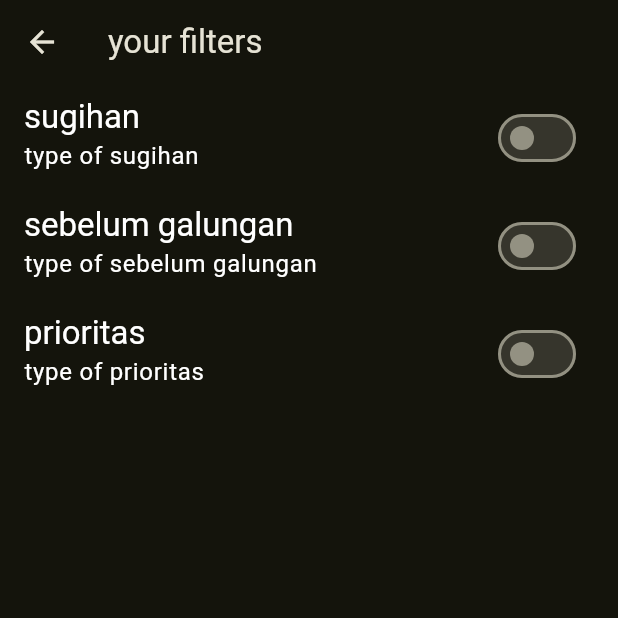
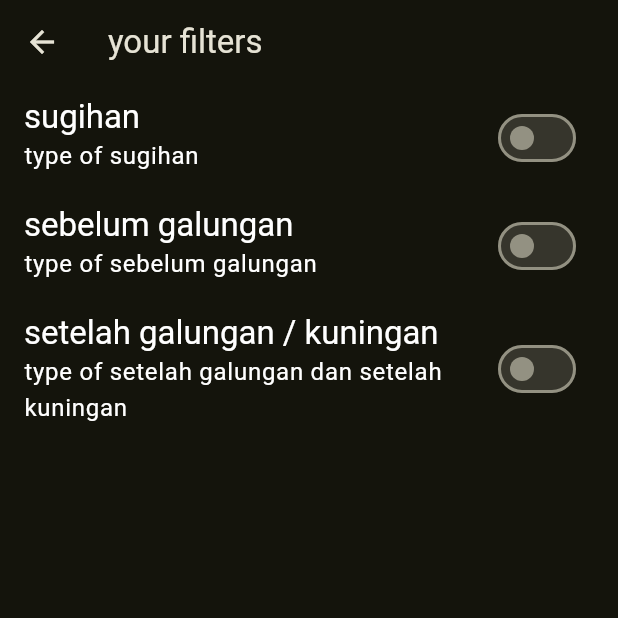
Before and after one commit to AntaWx/banten_category, a Flutter app: the FilterScreen screen opened directly with empty values, on a phone screen of 412 x 824 dp, the top half of it. Run offline on Flutter 3.47's test engine with Material 2 defaults, Android fonts, the phone set to English and light mode, and no system bars; our stand-ins replace get, google_fonts, transparent_image; Roboto replaces fonts that are missing (Acme); statements that could not run were skipped.

Commit message:
finish & styling✨
styling apps and finish module 8

```diff
--- a/lib/models/banten_models.dart
+++ b/lib/models/banten_models.dart
@@ -9,7 +9,9 @@ class BantenModels {
       required this.ingredients,
       required this.executionTime,
       required this.dificulty,
+      required this.sebelumGalungan,
       required this.affordability,
+      this.setelahGalungan = false,
       required this.description});
 
   final String id;
@@ -17,6 +19,8 @@ class BantenModels {
   final String name;
   final String imageUrl;
   final bool sugihan;
+  final bool sebelumGalungan;
+  final bool setelahGalungan;
   final List<String> listBanten;
   final List<String> ingredients;
   final String executionTime;
--- a/lib/records.dart/record.dart
+++ b/lib/records.dart/record.dart
@@ -8,7 +8,7 @@ class BantenSebelumRecord {
   String toString() => name;
 }
 
-enum BantenSebelum { sugihan, pengerebuan, penyajan, penampan }
+enum BantenSebelum { sugihan, pengerebuan, penyajan, penampan, manis }
 
 extension BantenSebelumExtension on BantenSebelum {
   BantenSebelumRecord toRecord() {
@@ -18,9 +18,12 @@ extension BantenSebelumExtension on BantenSebelum {
       case BantenSebelum.pengerebuan:
         return const BantenSebelumRecord("pengerebuan", "Sebelum Galungan");
       case BantenSebelum.penyajan:
-        return const BantenSebelumRecord("penyajan", "Sesudah Galungan");
+        return const BantenSebelumRecord("penyajan", "sebelum Galungan");
       case BantenSebelum.penampan:
-        return const BantenSebelumRecord("penampan", "Sesudah Galungan");
+        return const BantenSebelumRecord("penampan", "sebelum Galungan");
+      case BantenSebelum.manis:
+        return const BantenSebelumRecord(
+            'manis galungan kuningan', 'setelah galungan');
     }
   }
 }
@@ -66,7 +69,7 @@ extension ExecutionTimeExtention on Execution {
       case Execution.sebelum:
         return const ExecutionTime('sebelum galungan');
       case Execution.sesudah:
-        return const ExecutionTime('sesudah galungan');
+        return const ExecutionTime('setelah galungan');
       case Execution.saat:
         return const ExecutionTime('saat galungan');
     }
--- a/lib/screens/filters_screen.dart
+++ b/lib/screens/filters_screen.dart
@@ -3,7 +3,7 @@
 import 'package:banten_apps/widgets/switch_widget.dart';
 import 'package:flutter/material.dart';
 
-enum Filter { sugihan, sebelumGalungan, prioritas }
+enum Filter { sugihan, sebelumGalungan, setelahGalungan }
 
 class FilterScreen extends StatefulWidget {
   const FilterScreen({super.key, required this.currentFilter});
@@ -24,7 +24,7 @@ class _FilterScreenState extends State<FilterScreen> {
     super.initState();
     _sugihan = widget.currentFilter[Filter.sugihan]!;
     _sebelumGalungan = widget.currentFilter[Filter.sebelumGalungan]!;
-    _prioritas = widget.currentFilter[Filter.prioritas]!;
+    _prioritas = widget.currentFilter[Filter.setelahGalungan]!;
   }
 
   @override
@@ -40,7 +40,7 @@ class _FilterScreenState extends State<FilterScreen> {
             {
               Filter.sugihan: _sugihan,
               Filter.sebelumGalungan: _sebelumGalungan,
-              Filter.prioritas: _prioritas,
+              Filter.setelahGalungan: _prioritas,
             },
           );
           return false;
@@ -72,8 +72,8 @@ class _FilterScreenState extends State<FilterScreen> {
               },
             ),
             SwitchWidget(
-              title: 'prioritas',
-              subtitle: 'type of prioritas',
+              title: 'setelah galungan / kuningan',
+              subtitle: 'type of setelah galungan dan setelah kuningan',
               value: _prioritas,
               onChanged: (value) {
                 setState(
```
Also changed, not shown: lib/data/dummy_category.dart (+38 -31 lines), lib/screens/tabs_screen.dart (+8 -1 lines), lib/widgets/switch_widget.dart (line endings or trailing spaces).
